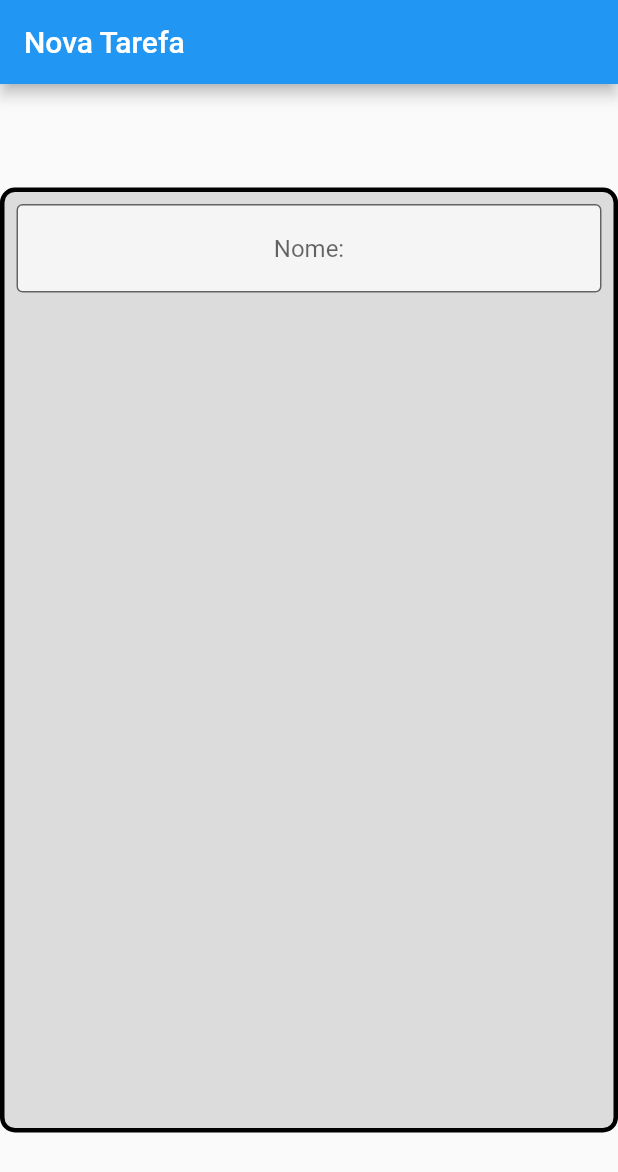
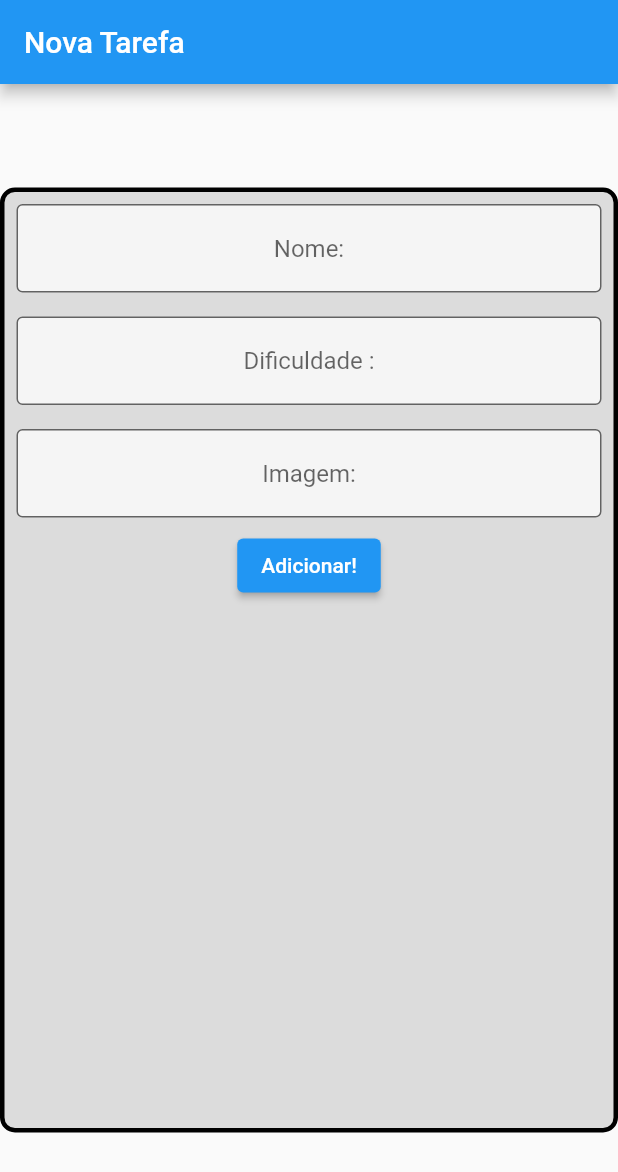
Before and after one commit to fercguerra/app_alura, a Flutter app: the screen it shows after launch, on a phone screen of 412 x 824 dp. Shown: the top 1172 px of the screen. Run offline on Flutter 3.47's test engine with Material 2 defaults, Android fonts, the phone set to English and light mode, and no system bars.

```diff
--- a/lib/screens/form_screen.dart
+++ b/lib/screens/form_screen.dart
@@ -8,6 +8,10 @@ class FormScreen extends StatefulWidget {
 }
 
 class _FormScreenState extends State<FormScreen> {
+  TextEditingController nameController = TextEditingController();
+  TextEditingController difficultyController = TextEditingController();
+  TextEditingController imageController = TextEditingController();
+
   @override
   Widget build(BuildContext context) {
     return Scaffold(
@@ -28,6 +32,7 @@ class _FormScreenState extends State<FormScreen> {
               Padding(
                 padding: const EdgeInsets.all(8.0),
                 child: TextFormField(
+                  controller: nameController,
                   textAlign: TextAlign.center,
                   decoration: InputDecoration(
                       border: OutlineInputBorder(),
@@ -36,6 +41,38 @@ class _FormScreenState extends State<FormScreen> {
                       filled: true),
                 ),
               ),
+              Padding(
+                padding: const EdgeInsets.all(8.0),
+                child: TextFormField(
+                  controller: difficultyController,
+                  textAlign: TextAlign.center,
+                  decoration: InputDecoration(
+                      border: OutlineInputBorder(),
+                      hintText: 'Dificuldade : ',
+                      fillColor: Colors.white70,
+                      filled: true),
+                ),
+              ),
+              Padding(
+                padding: const EdgeInsets.all(8.0),
+                child: TextFormField(
+                  controller: imageController,
+                  textAlign: TextAlign.center,
+                  decoration: InputDecoration(
+                      border: OutlineInputBorder(),
+                      hintText: 'Imagem: ',
+                      fillColor: Colors.white70,
+                      filled: true),
+                ),
+              ),
+              ElevatedButton(
+                onPressed: () {
+                  print(nameController.text);
+                  print(int.parse(difficultyController.text));
+                  print(imageController.text);
+                },
+                child: Text('Adicionar!'),
+              ),
             ],
           ),
         ),
```
